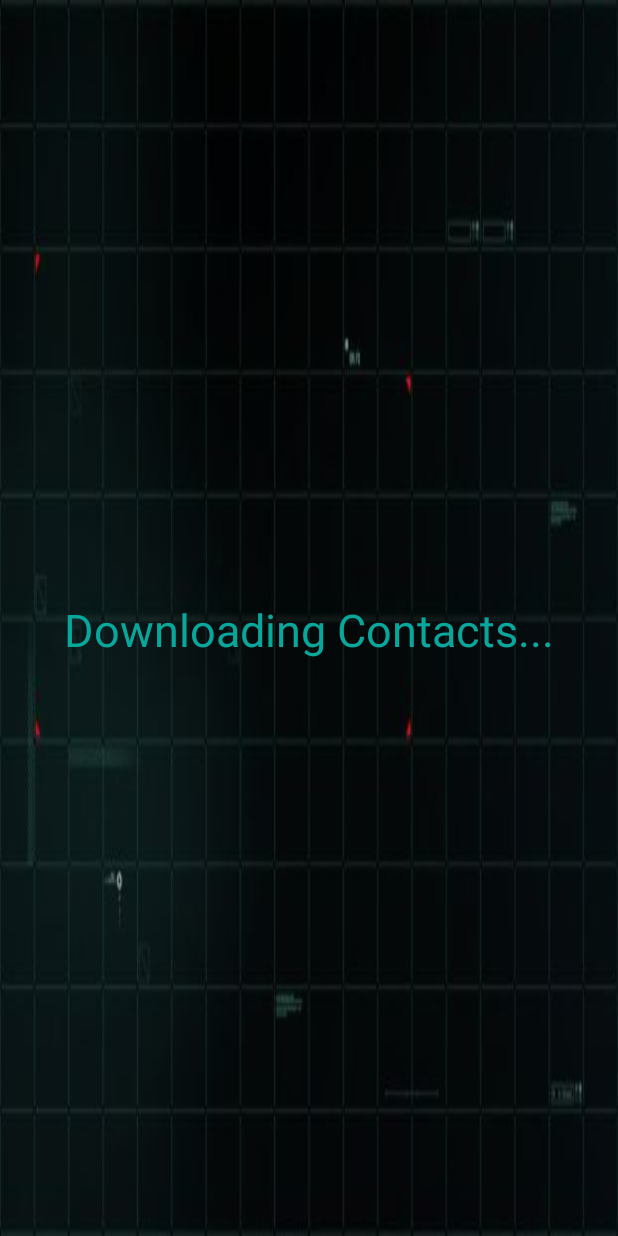
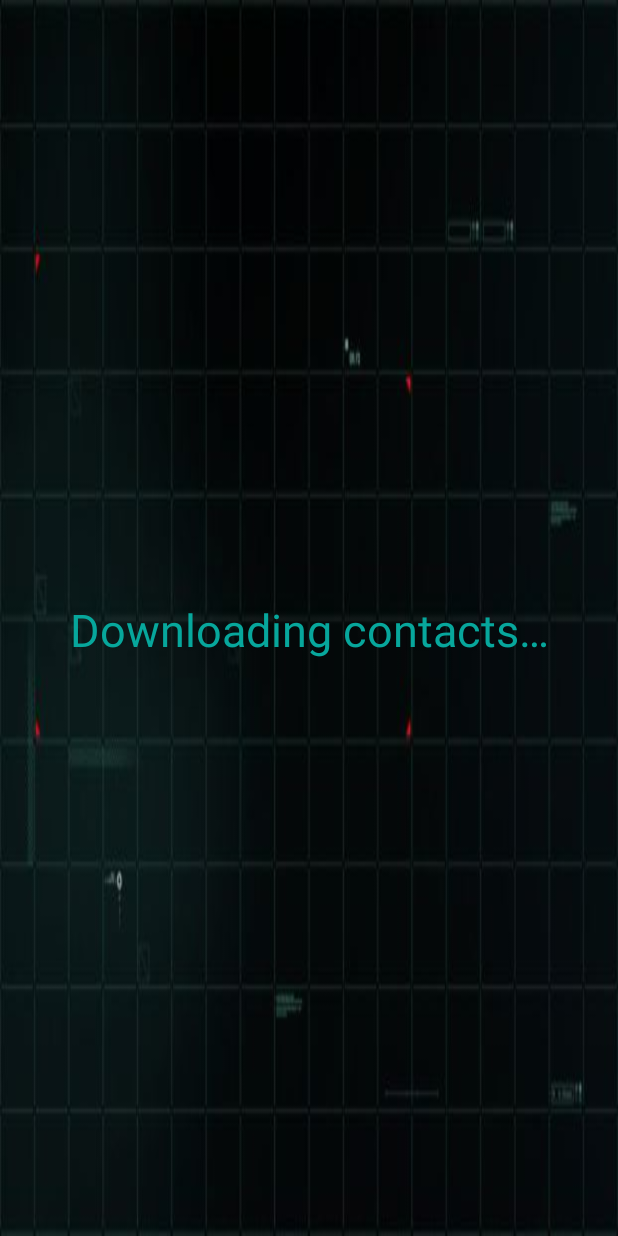
Before and after one commit to arshadkazmi42/android-contacts-scifiui, an Android app: the SplashActivity screen opened directly, with no data from a screen before it, on a phone screen of 412 x 824 dp. Run offline under Robolectric (Android 15) with nearby library versions, the phone set to English and light mode, and no system bars; Roboto replaces fonts that are not available here; 2 statements that could not run were skipped.

Commit message:
Added initial runtime-permissions request

```diff
--- a/app/src/main/java/com/kaspat/contacts/activity/SplashActivity.java
+++ b/app/src/main/java/com/kaspat/contacts/activity/SplashActivity.java
@@ -1,22 +1,34 @@
 package com.kaspat.contacts.activity;
 
+import android.Manifest;
+import android.app.Activity;
 import android.content.ContentResolver;
 import android.content.Intent;
+import android.content.pm.PackageManager;
 import android.database.Cursor;
 import android.os.AsyncTask;
 import android.os.Bundle;
 import android.provider.ContactsContract;
+import android.support.annotation.NonNull;
+import android.support.v4.app.ActivityCompat;
+import android.support.v4.content.ContextCompat;
 import android.support.v7.app.AppCompatActivity;
+import android.view.View;
+import android.widget.Toast;
 
 import com.kaspat.contacts.R;
 import com.kaspat.contacts.model.Contacts;
 import com.kaspat.contacts.utils.AppController;
+import com.kaspat.contacts.widgets.RegularTextView;
 
 import java.util.ArrayList;
 import java.util.Collections;
 import java.util.List;
 
 public class SplashActivity extends AppCompatActivity {
+    private RegularTextView tvInfo;
+
+    private final int PERMISSION_REQUEST_READ_CONTACTS = 1;
 
     List<Contacts> contacts = new ArrayList<>();
 
@@ -24,7 +36,44 @@ public class SplashActivity extends AppCompatActivity {
     protected void onCreate(Bundle savedInstanceState) {
         super.onCreate(savedInstanceState);
         setContentView(R.layout.activity_splash);
+        // Check permissions here
+        tvInfo = (RegularTextView) findViewById(R.id.tvContactNumber);
+        if(ContextCompat.checkSelfPermission(this, Manifest.permission.READ_CONTACTS) != PackageManager.PERMISSION_GRANTED) {
+            // Permission hasn't been granted, ask the user
+            final Activity activity = this;
+            tvInfo.setText(getString(R.string.splash_permission_required));
+            tvInfo.setOnClickListener(new View.OnClickListener() {
+                @Override
+                public void onClick(View view) {
+                    ActivityCompat.requestPermissions(activity, new String[] {Manifest.permission.READ_CONTACTS}, PERMISSION_REQUEST_READ_CONTACTS);
+                }
+            });
+        }
+        else {
+            standardLoad();
+        }
+    }
+
+    private void standardLoad() {
+        tvInfo.setText(getString(R.string.splash_loading_contacts));
         new LoadContacts().execute("");
+    }
+
+    @Override
+    public void onRequestPermissionsResult(int requestCode, @NonNull String[] permissions, @NonNull int[] grantResults) {
+        switch (requestCode) {
+            case PERMISSION_REQUEST_READ_CONTACTS: {
+                if(grantResults.length > 0 && grantResults[0] == PackageManager.PERMISSION_GRANTED) {
+                    standardLoad();
+                }
+                else {
+                    Toast.makeText(this, getString(R.string.toast_permission_denied), Toast.LENGTH_LONG).show();
+                }
+                break;
+            }
+            default:
+                super.onRequestPermissionsResult(requestCode, permissions, grantResults);
+        }
     }
 
     private class LoadContacts extends AsyncTask<String, Void, List<Contacts>> {
--- a/app/src/main/res/layout/activity_splash.xml
+++ b/app/src/main/res/layout/activity_splash.xml
@@ -14,8 +14,11 @@
         android:id="@+id/tvContactNumber"
         android:layout_width="match_parent"
         android:layout_height="wrap_content"
-        android:text="Downloading Contacts..."
+        android:text="@string/splash_loading_contacts"
         android:gravity="center"
+        android:clickable="true"
+        android:focusable="true"
+        android:background="?android:selectableItemBackground"
         android:textSize="30sp"
         android:textColor="@color/textPrimary"
         android:layout_marginTop="15dp"
--- a/app/src/main/res/values/strings.xml
+++ b/app/src/main/res/values/strings.xml
@@ -1,5 +1,10 @@
 <resources>
     <string name="app_name">Contacts</string>
+
+    <string name="splash_loading_contacts">Downloading contacts…</string>
+    <string name="splash_permission_required">Click to grant permissions</string>
+
+    <string name="toast_permission_denied">You must grant permissions in order for this app to function!</string>
 
     <!-- TODO: Remove or change this placeholder text -->
     <string name="hello_blank_fragment">Hello blank fragment</string>
```
